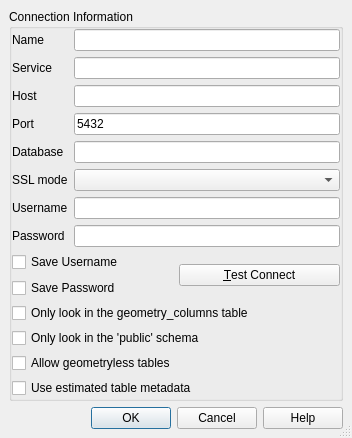
This is qgis/src/ui/qgspgnewconnectionbase.ui in sourcepole/qgis as Qt 5 draws it before an edit. The edited form follows.
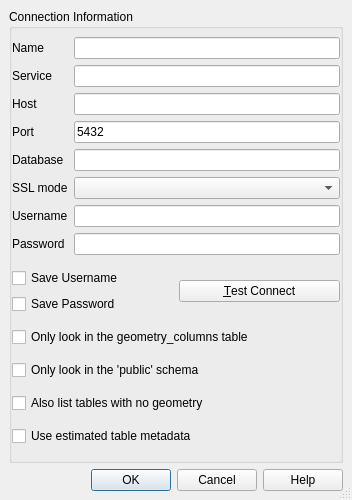
This is the edited form.

What changed in the file:
```diff
--- a/qgis/src/ui/qgspgnewconnectionbase.ui
+++ b/qgis/src/ui/qgspgnewconnectionbase.ui
@@ -7,7 +7,7 @@
     <x>0</x>
     <y>0</y>
     <width>352</width>
-    <height>428</height>
+    <height>500</height>
    </rect>
   </property>
   <property name="sizePolicy">
@@ -268,7 +268,7 @@
       <item row="4" column="0">
        <widget class="QCheckBox" name="cb_allowGeometrylessTables">
         <property name="text">
-         <string>Allow geometryless tables</string>
+         <string>Also list tables with no geometry</string>
         </property>
         <property name="checked">
          <bool>false</bool>
```
